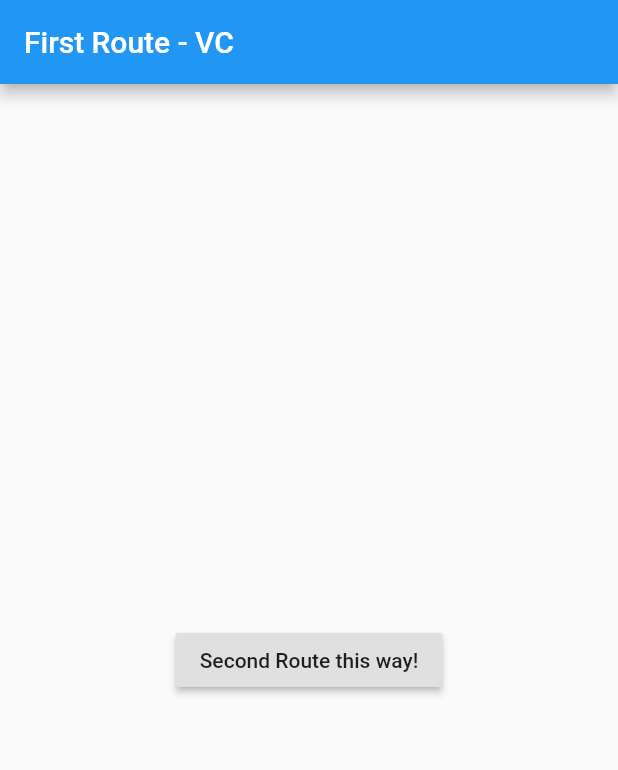
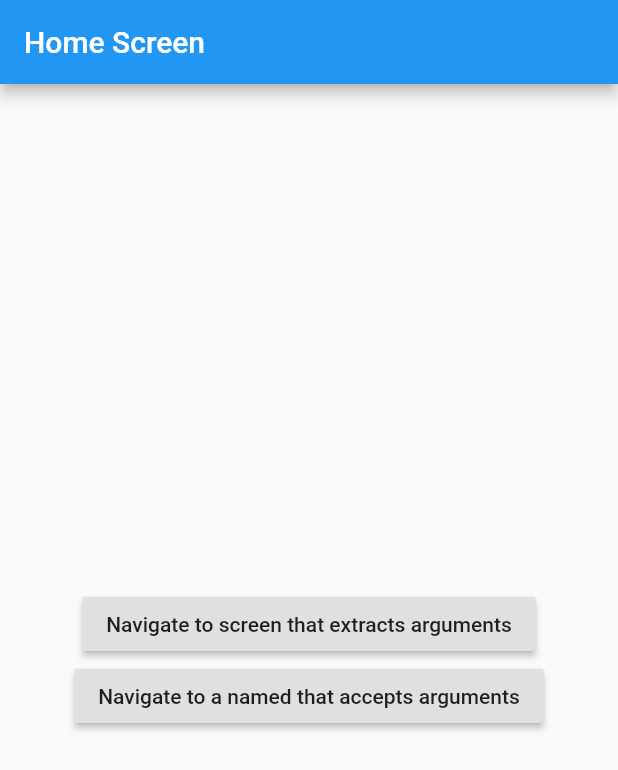
Before and after one commit to valerianaGit/FlutterNavigationPractice, a Flutter app: the screen it shows after launch, on a phone screen of 412 x 824 dp. Shown: the top 770 px of the screen. Run offline on Flutter 3.47's test engine with Material 2 defaults, Android fonts, the phone set to English and light mode, and no system bars.

Commit message:
Pass arguments to a named route

```diff
--- a/lib/main.dart
+++ b/lib/main.dart
@@ -9,20 +9,26 @@ import 'package:flutter/material.dart';
    }
 */
 
-void main() {
+/*void main() {
   runApp(MaterialApp(
     title: 'Named Routes Demo',
     initialRoute: '/',
     routes: {
       '/': (context) => FirstRoute(),
       '/second': (context) => SecondRoute(),
+      ExtractArgumentsScreen.routeName: (context) => ExtractArgumentsScreen(),
     },
   ));
 }
 
-   class FirstRoute extends StatelessWidget {
+class FirstRoute extends StatelessWidget {  //WaSN'T WORKING BECAUSE IT NEEDS ITS OWN CLASS, LIKE THE MODEL
+  final String title;                                   //1.A. add title to pass
+    final String message;                               //1.B. add message to pass
+    ScreenArguments(this.title,
+        this.message);                                  //1.C. declare arguments to be passed...now crate ScreenArguments widget
   @override
   Widget build(BuildContext context) {
+
     return Scaffold(
       appBar: AppBar(
         title: Text('First Route - VC'),
@@ -31,7 +37,6 @@ routes: {
         child: RaisedButton(
           child: Text('Second Route this way!'),
           onPressed: () {
-               //Navigator.push(context, MaterialPageRoute(builder: (context) => SecondRoute()),);
             Navigator.pushNamed(context, '/second');
           },
         ),
@@ -40,7 +45,23 @@ routes: {
   }
 }
 
-   class SecondRoute extends StatelessWidget { //git push -u developer [in commadLine -to push to GitHub.]
+class ExtractArgumentsScreen extends StatelessWidget {     //2.A. NEW WIDGET TO EXTRACT THE ARGUMENTS
+  static const routeName = '/extractArguments';
+  @override
+  Widget build(BuildContext context) {
+    final ScreenArguments args = ModalRoute.of(context).settings.arguments;
+    return Scaffold(
+      appBar: AppBar(
+        title: Text(args.title),
+      ),
+      body: Center(
+        child: Text(args.message),
+      ),
+    );
+  }
+}
+
+class SecondRoute extends StatelessWidget {
   @override
   Widget build(BuildContext context) {
     return Scaffold(
@@ -53,8 +74,154 @@ routes: {
           Navigator.pop(context);
         },
         child: Text('Go Back to route 1'),
-      )
+      )),
+    );
+  }
+}
+*/
+
+void main() => runApp(MyApp());
+
+class MyApp extends StatelessWidget {
+  @override
+  Widget build(BuildContext context) {
+    return MaterialApp(
+      // Provide a function to handle named routes. Use this function to
+      // identify the named route being pushed and create the correct
+      // Screen.
+      onGenerateRoute: (settings) {
+        // If you push the PassArguments route
+        if (settings.name == PassArgumentsScreen.routeName) {
+          // Cast the arguments to the correct type: ScreenArguments.
+          final ScreenArguments args = settings.arguments;
+          // Then, extract the required data from the arguments and
+          // pass the data to the correct screen.
+          return MaterialPageRoute(
+            builder: (context) {
+              return PassArgumentsScreen(
+                title: args.title,
+                message: args.message,
+              );
+            },
+          );
+        }
+      },
+      title: 'Navigation with Arguments',
+      home: HomeScreen(),
+    );
+  }
+}
+
+class HomeScreen extends StatelessWidget {
+  @override
+  Widget build(BuildContext context) {
+    return Scaffold(
+      appBar: AppBar(
+        title: Text('Home Screen'),
+      ),
+      body: Center(
+        child: Column(
+          mainAxisAlignment: MainAxisAlignment.center,
+          children: <Widget>[
+            // A button that navigates to a named route that. The named route
+            // extracts the arguments by itself.
+            RaisedButton(                                                        //4. - NAVIGATE TO THE WIDGET
+              child: Text("Navigate to screen that extracts arguments"),
+              onPressed: () {
+                // When the user taps the button, navigate to the specific route
+                // and provide the arguments as part of the RouteSettings.
+                Navigator.push(
+                  context,
+                  MaterialPageRoute(
+                    builder: (context) => ExtractArgumentsScreen(),
+                    // Pass the arguments as part of the RouteSettings. The
+                    // ExtractArgumentScreen reads the arguments from these
+                    // settings.
+                    settings: RouteSettings(
+                      arguments: ScreenArguments(
+                        'Extract Arguments Screen',
+                        'This message is extracted in the build method.',
+                      ),
+                    ),
+                  ),
+                );
+              },
+            ),
+            // A button that navigates to a named route. For this route, extract
+            // the arguments in the onGenerateRoute function and pass them
+            // to the screen.
+            RaisedButton(                                                         //4. - NAVIGATE TO THE WIDGET
+              child: Text("Navigate to a named that accepts arguments"),
+              onPressed: () {
+                // When the user taps the button, navigate to a named route
+                // and provide the arguments as an optional parameter.
+                Navigator.pushNamed(
+                  context,
+                  PassArgumentsScreen.routeName,
+                  arguments: ScreenArguments(
+                    'Accept Arguments Screen',
+                    'This message is extracted in the onGenerateRoute function.',
+                  ),
+                );
+              },
+            ),
+          ],
+        ),
       ),
     );
   }
 }
+
+                                                // 2. - A Widget that extracts the necessary arguments from the ModalRoute.
+class ExtractArgumentsScreen extends StatelessWidget {
+  static const routeName = '/extractArguments';
+  @override
+  Widget build(BuildContext context) {
+    // Extract the arguments from the current ModalRoute settings and cast
+    // them as ScreenArguments.
+    final ScreenArguments args = ModalRoute.of(context).settings.arguments;
+    return Scaffold(
+      appBar: AppBar(
+        title: Text(args.title),
+      ),
+      body: Center(
+        child: Text(args.message),
+      ),
+    );
+  }
+}
+
+// A Widget that accepts the necessary arguments via the constructor.
+class PassArgumentsScreen extends StatelessWidget {
+  static const routeName = '/passArguments';
+  final String title;
+  final String message;
+  // This Widget accepts the arguments as constructor parameters. It does not
+  // extract the arguments from the ModalRoute.
+  // The arguments are extracted by the onGenerateRoute function provided to the
+  // MaterialApp widget.
+  const PassArgumentsScreen({
+    Key key,
+    @required this.title,
+    @required this.message,
+  }) : super(key: key);
+  @override
+  Widget build(BuildContext context) {
+    return Scaffold(
+      appBar: AppBar(
+        title: Text(title),
+      ),
+      body: Center(
+        child: Text(message),
+      ),
+    );
+  }
+}
+// You can pass any object to the arguments parameter. In this example, create a
+// class that contains both a customizable title and message.
+class ScreenArguments {                                        //1. BUILD THE MODEL....THIS IS LIKE THE MODEL :)
+  final String title;
+  final String message;
+
+  ScreenArguments(this.title, this.message);
+}
```
Also changed, not shown: lib/second_route.dart (line endings or trailing spaces). Lines whose indentation alone changed are shown as unchanged.
